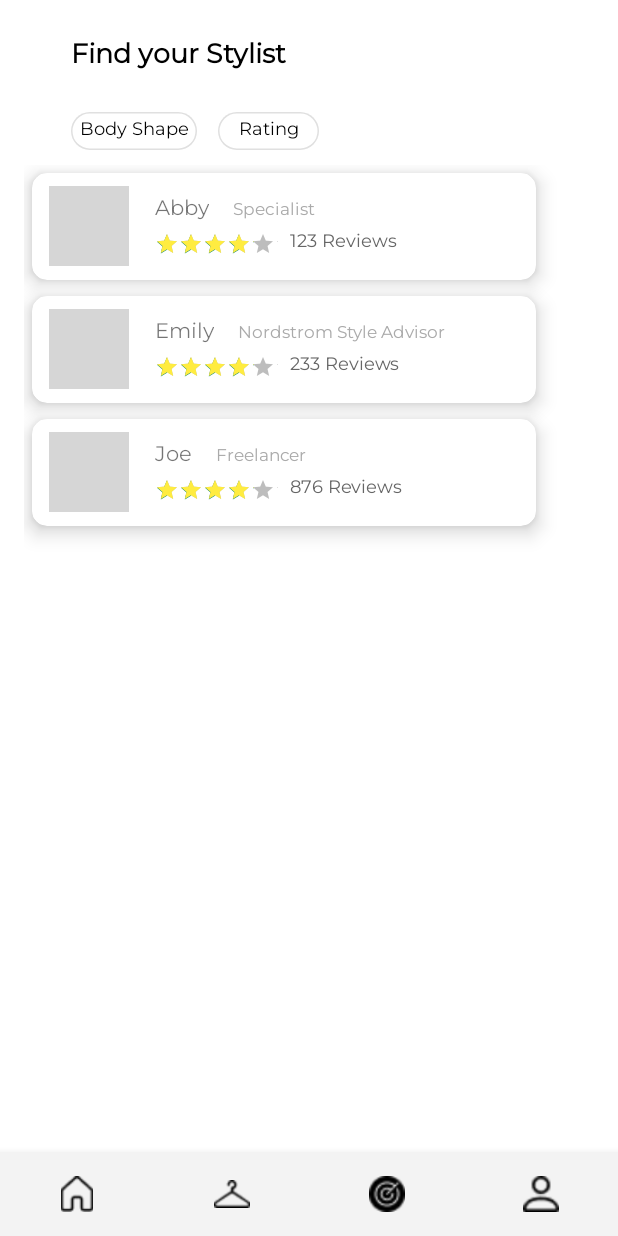
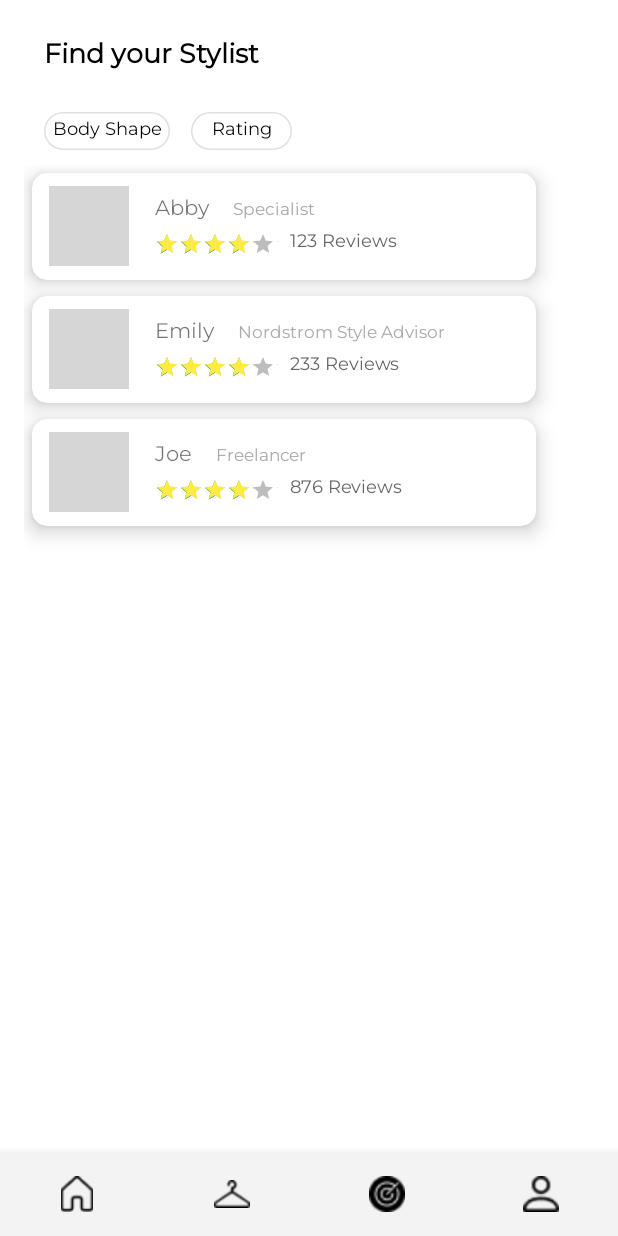
Before and after one commit to BEAUTIPS/P0, an Android app: the StylistListFragment screen opened through its navigation route, on a phone screen of 412 x 824 dp. Run offline under Robolectric (Android 15) with nearby library versions, the phone set to English and light mode, and no system bars; our stand-ins replace Firebase (no records; nobody signed in at launch, a user with empty details on screens opened directly), Picasso, navigation-ui; pictures from the network do not load; grey boxes are pictures that could not be loaded.

Commit message:
adding list frontend revise

```diff
--- a/merged_version/app/src/main/res/layout/fragment_stylist_list.xml
+++ b/merged_version/app/src/main/res/layout/fragment_stylist_list.xml
@@ -15,8 +15,7 @@
         android:layout_width="wrap_content"
         android:layout_height="wrap_content"
         android:layout_marginTop="24dp"
-        android:layout_marginEnd="198dp"
-        android:layout_marginStart="24dp"
+        android:layout_marginEnd="210dp"
         android:layout_marginBottom="24dp"
         android:fontFamily="@font/montserrat"
         android:text="Find your Stylist"
```
